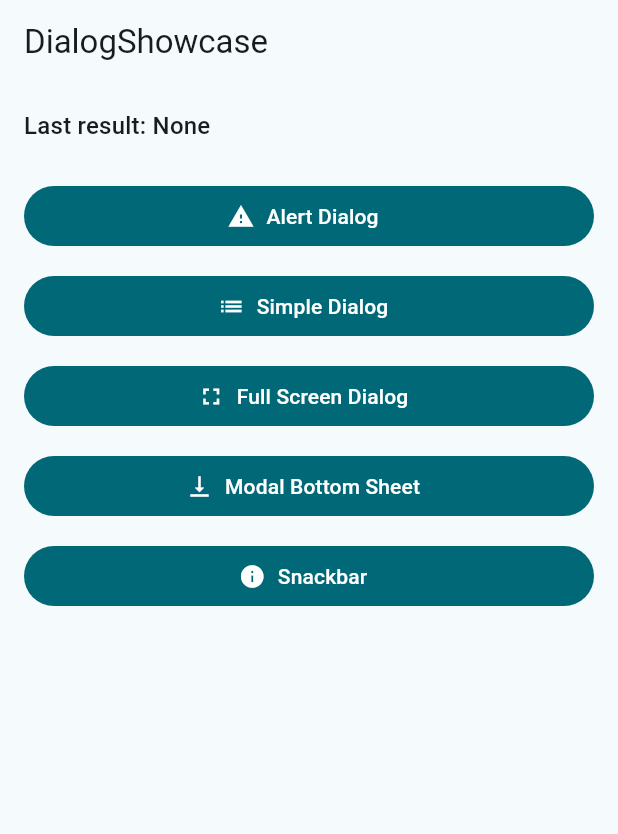
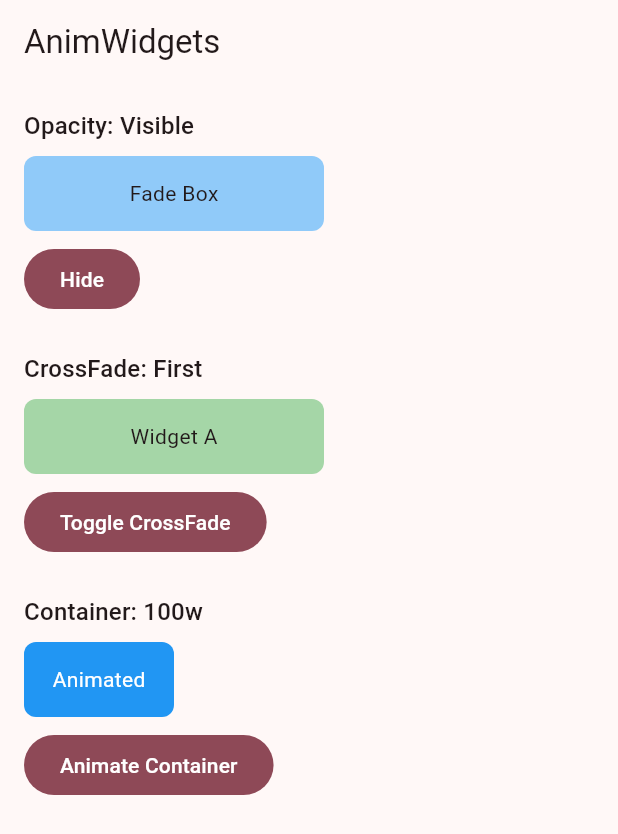
Before and after one commit to nicomoshi/iez, a Flutter app: the screen it shows after launch, on a phone screen of 412 x 824 dp. Shown: the top 834 px of the screen. Run offline on Flutter 3.47's test engine with Material 3 defaults, Android fonts, the phone set to English and light mode, and no system bars.

Commit message:
test: Apps 68-70 — SliverApp/NestedNav/AnimWidgets (56 assertions, 100%)
Co-Authored-By: Claude Opus 4.6 (1M context) <noreply@anthropic.com>

```diff
--- a/test_app/lib/main.dart
+++ b/test_app/lib/main.dart
@@ -1,102 +1,101 @@
 import 'package:flutter/material.dart';
-void main() => runApp(const App67());
-class App67 extends StatelessWidget {
-  const App67({super.key});
+void main() => runApp(const App70());
+class App70 extends StatelessWidget {
+  const App70({super.key});
   @override
   Widget build(BuildContext context) {
     return MaterialApp(
-      title: 'DialogShowcase',
-      theme: ThemeData(colorSchemeSeed: Colors.cyan, useMaterial3: true),
-      home: const DialogShowcaseHome(),
+      title: 'AnimWidgets',
+      theme: ThemeData(colorSchemeSeed: Colors.pink, useMaterial3: true),
+      home: const AnimWidgetsHome(),
     );
   }
 }
-class DialogShowcaseHome extends StatefulWidget {
-  const DialogShowcaseHome({super.key});
+class AnimWidgetsHome extends StatefulWidget {
+  const AnimWidgetsHome({super.key});
   @override
-  State<DialogShowcaseHome> createState() => _DialogShowcaseHomeState();
+  State<AnimWidgetsHome> createState() => _AnimWidgetsHomeState();
 }
-class _DialogShowcaseHomeState extends State<DialogShowcaseHome> {
-  String _lastResult = 'None';
+class _AnimWidgetsHomeState extends State<AnimWidgetsHome> {
+  bool _visible = true;
+  bool _showFirst = true;
+  bool _aligned = false;
+  double _containerWidth = 100;
+  Color _containerColor = Colors.blue;
   @override
   Widget build(BuildContext context) {
     return Scaffold(
-      appBar: AppBar(title: const Text('DialogShowcase')),
-      body: ListView(padding: const EdgeInsets.all(16), children: [
-        Text('Last result: $_lastResult', style: Theme.of(context).textTheme.titleMedium),
-        const SizedBox(height: 24),
-        FilledButton.icon(
-          icon: const Icon(Icons.warning),
-          label: const Text('Alert Dialog'),
-          onPressed: () => showDialog(context: context, builder: (ctx) => AlertDialog(
-            title: const Text('Confirm Delete'),
-            content: const Text('Are you sure you want to delete this item?'),
-            actions: [
-              TextButton(onPressed: () { Navigator.pop(ctx); setState(() => _lastResult = 'Cancelled'); },
-                child: const Text('Cancel')),
-              FilledButton(onPressed: () { Navigator.pop(ctx); setState(() => _lastResult = 'Deleted'); },
-                child: const Text('Delete')),
-            ],
-          )),
-        ),
-        const SizedBox(height: 12),
-        FilledButton.icon(
-          icon: const Icon(Icons.list),
-          label: const Text('Simple Dialog'),
-          onPressed: () => showDialog(context: context, builder: (ctx) => SimpleDialog(
-            title: const Text('Choose Color'),
-            children: ['Red', 'Green', 'Blue'].map((c) => SimpleDialogOption(
-              onPressed: () { Navigator.pop(ctx); setState(() => _lastResult = 'Color: $c'); },
-              child: Text(c),
-            )).toList(),
-          )),
-        ),
-        const SizedBox(height: 12),
-        FilledButton.icon(
-          icon: const Icon(Icons.fullscreen),
-          label: const Text('Full Screen Dialog'),
-          onPressed: () => Navigator.of(context).push(MaterialPageRoute(
-            fullscreenDialog: true,
-            builder: (ctx) => Scaffold(
-              appBar: AppBar(title: const Text('Full Screen'), actions: [
-                TextButton(onPressed: () { Navigator.pop(ctx); setState(() => _lastResult = 'Full screen done'); },
-                  child: const Text('Done')),
-              ]),
-              body: const Center(child: Text('Full screen dialog content')),
+      appBar: AppBar(title: const Text('AnimWidgets')),
+      body: SingleChildScrollView(padding: const EdgeInsets.all(16), child: Column(
+        crossAxisAlignment: CrossAxisAlignment.start,
+        children: [
+          // AnimatedOpacity
+          Text('Opacity: ${_visible ? "Visible" : "Hidden"}',
+            style: Theme.of(context).textTheme.titleMedium),
+          const SizedBox(height: 8),
+          AnimatedOpacity(
+            opacity: _visible ? 1.0 : 0.0,
+            duration: const Duration(milliseconds: 300),
+            child: Container(
+              width: 200, height: 50,
+              decoration: BoxDecoration(color: Colors.blue.shade200, borderRadius: BorderRadius.circular(8)),
+              alignment: Alignment.center,
+              child: const Text('Fade Box'),
             ),
-          )),
-        ),
-        const SizedBox(height: 12),
-        FilledButton.icon(
-          icon: const Icon(Icons.vertical_align_bottom),
-          label: const Text('Modal Bottom Sheet'),
-          onPressed: () => showModalBottomSheet(context: context, builder: (ctx) => Padding(
-            padding: const EdgeInsets.all(24),
-            child: Column(mainAxisSize: MainAxisSize.min, children: [
-              const Text('Modal Sheet', style: TextStyle(fontSize: 20, fontWeight: FontWeight.bold)),
-              const SizedBox(height: 16),
-              ListTile(leading: const Icon(Icons.photo), title: const Text('Photo'),
-                onTap: () { Navigator.pop(ctx); setState(() => _lastResult = 'Photo'); }),
-              ListTile(leading: const Icon(Icons.camera), title: const Text('Camera'),
-                onTap: () { Navigator.pop(ctx); setState(() => _lastResult = 'Camera'); }),
-              ListTile(leading: const Icon(Icons.file_copy), title: const Text('File'),
-                onTap: () { Navigator.pop(ctx); setState(() => _lastResult = 'File'); }),
-            ]),
-          )),
-        ),
-        const SizedBox(height: 12),
-        FilledButton.icon(
-          icon: const Icon(Icons.info),
-          label: const Text('Snackbar'),
-          onPressed: () {
-            setState(() => _lastResult = 'Snackbar shown');
-            ScaffoldMessenger.of(context).showSnackBar(const SnackBar(
-              content: Text('This is a snackbar message'),
-              duration: Duration(seconds: 2),
-            ));
-          },
-        ),
-      ]),
+          ),
+          const SizedBox(height: 8),
+          FilledButton(
+            onPressed: () => setState(() => _visible = !_visible),
+            child: Text(_visible ? 'Hide' : 'Show'),
+          ),
+          const SizedBox(height: 24),
+
+          // AnimatedCrossFade
+          Text('CrossFade: ${_showFirst ? "First" : "Second"}',
+            style: Theme.of(context).textTheme.titleMedium),
+          const SizedBox(height: 8),
+          AnimatedCrossFade(
+            firstChild: Container(
+              width: 200, height: 50, alignment: Alignment.center,
+              decoration: BoxDecoration(color: Colors.green.shade200, borderRadius: BorderRadius.circular(8)),
+              child: const Text('Widget A'),
+            ),
+            secondChild: Container(
+              width: 200, height: 80, alignment: Alignment.center,
+              decoration: BoxDecoration(color: Colors.orange.shade200, borderRadius: BorderRadius.circular(8)),
+              child: const Text('Widget B'),
+            ),
+            crossFadeState: _showFirst ? CrossFadeState.showFirst : CrossFadeState.showSecond,
+            duration: const Duration(milliseconds: 300),
+          ),
+          const SizedBox(height: 8),
+          FilledButton(
+            onPressed: () => setState(() => _showFirst = !_showFirst),
+            child: const Text('Toggle CrossFade'),
+          ),
+          const SizedBox(height: 24),
+
+          // AnimatedContainer
+          Text('Container: ${_containerWidth.round()}w',
+            style: Theme.of(context).textTheme.titleMedium),
+          const SizedBox(height: 8),
+          AnimatedContainer(
+            width: _containerWidth, height: 50,
+            decoration: BoxDecoration(color: _containerColor, borderRadius: BorderRadius.circular(8)),
+            duration: const Duration(milliseconds: 300),
+            alignment: Alignment.center,
+            child: const Text('Animated', style: TextStyle(color: Colors.white)),
+          ),
+          const SizedBox(height: 8),
+          FilledButton(
+            onPressed: () => setState(() {
+              _containerWidth = _containerWidth == 100 ? 300 : 100;
+              _containerColor = _containerColor == Colors.blue ? Colors.purple : Colors.blue;
+            }),
+            child: const Text('Animate Container'),
+          ),
+        ],
+      )),
     );
   }
 }
```
Also changed, not shown: 1 other file.
